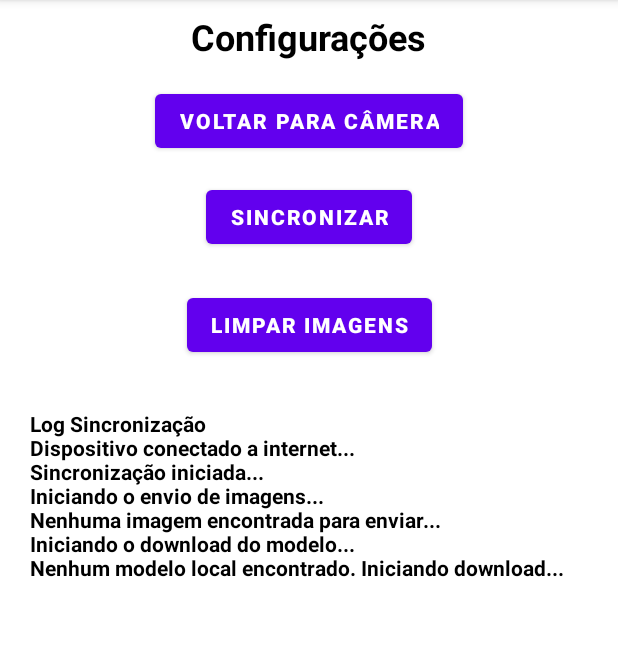
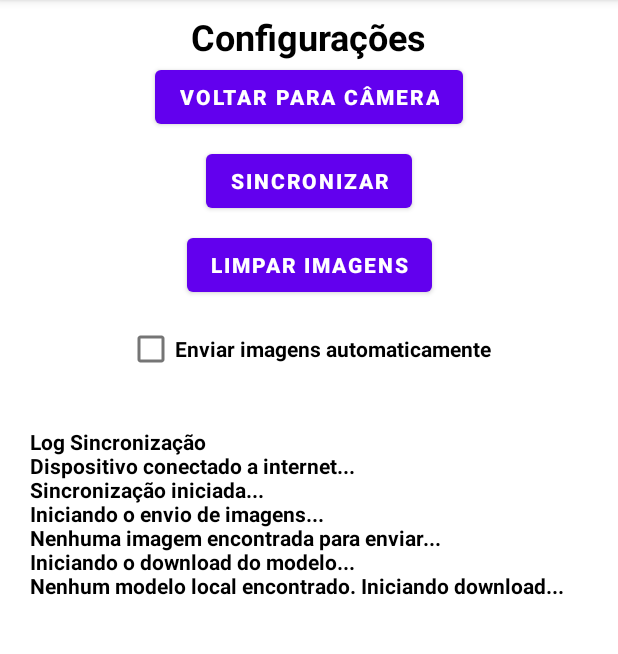
Before and after one commit to brunocduran/obstacle-detection-mobile, an Android app: the Configuracoes screen opened directly, with no data from a screen before it, after a tap on "SINCRONIZAR", on a phone screen of 412 x 824 dp, the part 84-738 px from its top. Run offline under Robolectric (Android 15) with nearby library versions, the phone set to English and light mode, and no system bars; our stand-ins replace Firebase (no records; nobody signed in at launch, a user with empty details on screens opened directly); 1 statement that could not run was skipped.

Commit message:
Enviar imagens automaticamentes e opcao de limpar as imagens

```diff
--- a/app/src/main/java/br/com/projeto/iniciacaocientifica/Configuracoes.java
+++ b/app/src/main/java/br/com/projeto/iniciacaocientifica/Configuracoes.java
@@ -1,11 +1,14 @@
 package br.com.projeto.iniciacaocientifica;
 
 import android.content.Context;
+import android.content.SharedPreferences;
 import android.net.ConnectivityManager;
 import android.net.NetworkInfo;
 import android.os.Bundle;
+import android.util.Log;
 import android.view.View;
 import android.widget.Button;
+import android.widget.CheckBox;
 import android.widget.ScrollView;
 import android.widget.TextView;
 import android.widget.Toast;
@@ -20,6 +23,10 @@ public class Configuracoes extends AppCompatActivity {
     private FirebaseStorageHelper storageHelper;
     private TextView logTextView;
     private ScrollView scrollViewLog;
+    private CheckBox autoUploadCheckBox;
+    private SharedPreferences sharedPreferences;
+    private static final String PREF_NAME = "app_preferences";
+    private static final String AUTO_UPLOAD_KEY = "auto_upload_images";
 
     @Override
     protected void onCreate(Bundle savedInstanceState) {
@@ -56,6 +63,31 @@ public class Configuracoes extends AppCompatActivity {
                 }
             }
         });
+
+        Button excluirImagemButton = findViewById(R.id.btn_limpar_imagens);
+        excluirImagemButton.setOnClickListener(new View.OnClickListener() {
+            @Override
+            public void onClick(View v) {
+                deleteImages();
+            }
+        });
+
+        // Inicializa o SharedPreferences
+        sharedPreferences = getSharedPreferences(PREF_NAME, MODE_PRIVATE);
+
+        // Referencia o CheckBox da tela
+        autoUploadCheckBox = findViewById(R.id.checkbox_auto_upload);
+
+        // Carrega a preferência salva e ajusta o estado do CheckBox
+        boolean isChecked = sharedPreferences.getBoolean(AUTO_UPLOAD_KEY, false); // false por padrão
+        autoUploadCheckBox.setChecked(isChecked);
+
+        // Salva a preferência ao modificar o CheckBox
+        autoUploadCheckBox.setOnCheckedChangeListener((buttonView, isChecked1) -> {
+            SharedPreferences.Editor editor = sharedPreferences.edit();
+            editor.putBoolean(AUTO_UPLOAD_KEY, isChecked1);
+            editor.apply(); // Salva a preferência
+        });
     }
 
     private void sincronizar() {
@@ -80,11 +112,34 @@ public class Configuracoes extends AppCompatActivity {
         });
     }
 
+    private void deleteImages(){
+        appendLog("Iniciando a exclusão de imagens...");
+
+        File imagesDir = new File(this.getFilesDir(), "imagens");
+
+        // Verifica se o diretório "imagens" existe e contém arquivos
+        if (imagesDir.exists() && imagesDir.isDirectory()) {
+            File[] imageFiles = imagesDir.listFiles(); // Lista os arquivos na pasta
+
+            if (imageFiles != null && imageFiles.length > 0) {
+                appendLog("Excluindo " + imageFiles.length + (imageFiles.length > 1 ? " imagens..." : " imagem..."));
+                for (File imageFile : imageFiles) {
+                    if (imageFile.isFile()) {
+                        imageFile.delete();
+                    }
+                }
+                appendLog("Imagens excluidas com sucesso...");
+            } else {
+                appendLog("Não há imagens a serem excluídas");
+            }
+        }
+    }
 
 
-    private void sendImages(Runnable onComplete) {
+
+    public void sendImages(Runnable onComplete) {
         appendLog("Iniciando o envio de imagens...");
-        final Integer numImages = getNumberImages();
+        final Integer numImages = getNumberImages(this);
 
         if (numImages > 0) {
             appendLog("Enviando " + numImages + (numImages > 1 ? " imagens..." : " imagem..."));
@@ -146,14 +201,14 @@ public class Configuracoes extends AppCompatActivity {
     }
 
     // Função para escrever o log
-    private void appendLog(String message) {
+    public void appendLog(String message) {
         logTextView.append("\n" + message);
         // Faz o ScrollView ir para o final conforme novas mensagens são adicionadas
         scrollViewLog.post(() -> scrollViewLog.fullScroll(View.FOCUS_DOWN));
     }
 
-    private int getNumberImages() {
-        File imagesDir = new File(this.getFilesDir(), "imagens");
+    public static int getNumberImages(Context context) {
+        File imagesDir = new File(context.getFilesDir(), "imagens");
 
         // Verifica se o diretório "imagens" existe e contém arquivos
         if (imagesDir.exists() && imagesDir.isDirectory()) {
--- a/app/src/main/res/layout/activity_config.xml
+++ b/app/src/main/res/layout/activity_config.xml
@@ -25,7 +25,6 @@
         android:id="@+id/btn_voltar"
         android:layout_width="wrap_content"
         android:layout_height="wrap_content"
-        android:layout_marginTop="16dp"
         android:text="Voltar para Câmera"
         android:textColor="#FFFFFF"
         android:textStyle="bold"
@@ -37,7 +36,7 @@
         android:id="@+id/btn_sincronizar"
         android:layout_width="wrap_content"
         android:layout_height="wrap_content"
-        android:layout_marginTop="16dp"
+        android:layout_marginTop="8dp"
         android:text="Sincronizar"
         android:textColor="#FFFFFF"
         android:textStyle="bold"
@@ -47,11 +46,12 @@
 
     <ScrollView
         android:id="@+id/scroll_view_log"
-        android:layout_width="411dp"
-        android:layout_height="380dp"
-        android:layout_marginTop="32dp"
+        android:layout_width="413dp"
+        android:layout_height="403dp"
+        android:layout_marginTop="28dp"
         android:scrollbarStyle="insideInset"
-        app:layout_constraintTop_toBottomOf="@+id/btn_limpar_imagens">
+        app:layout_constraintTop_toBottomOf="@+id/checkbox_auto_upload"
+        tools:layout_editor_absoluteX="0dp">
 
         <LinearLayout
             android:layout_width="match_parent"
@@ -63,6 +63,7 @@
                 android:layout_width="match_parent"
                 android:layout_height="match_parent"
                 android:layout_marginLeft="20dp"
+                android:layout_marginRight="20dp"
                 android:text="Log Sincronização"
                 android:textColor="?attr/colorOnPrimary"
                 android:textSize="14sp"
@@ -70,11 +71,23 @@
         </LinearLayout>
     </ScrollView>
 
+    <CheckBox
+        android:id="@+id/checkbox_auto_upload"
+        android:layout_width="wrap_content"
+        android:layout_height="wrap_content"
+        android:layout_marginTop="8dp"
+        android:text="Enviar imagens automaticamente"
+        android:textColor="?attr/colorOnPrimary"
+        android:textStyle="bold"
+        app:layout_constraintEnd_toEndOf="parent"
+        app:layout_constraintStart_toStartOf="parent"
+        app:layout_constraintTop_toBottomOf="@+id/btn_limpar_imagens" />
+
     <Button
         android:id="@+id/btn_limpar_imagens"
         android:layout_width="wrap_content"
         android:layout_height="wrap_content"
-        android:layout_marginTop="24dp"
+        android:layout_marginTop="8dp"
         android:text="LIMPAR IMAGENS"
         android:textColor="#FFFFFF"
         android:textStyle="bold"
```
Also changed, not shown: app/src/main/java/br/com/projeto/iniciacaocientifica/MainActivity.java (+105 -3 lines).
